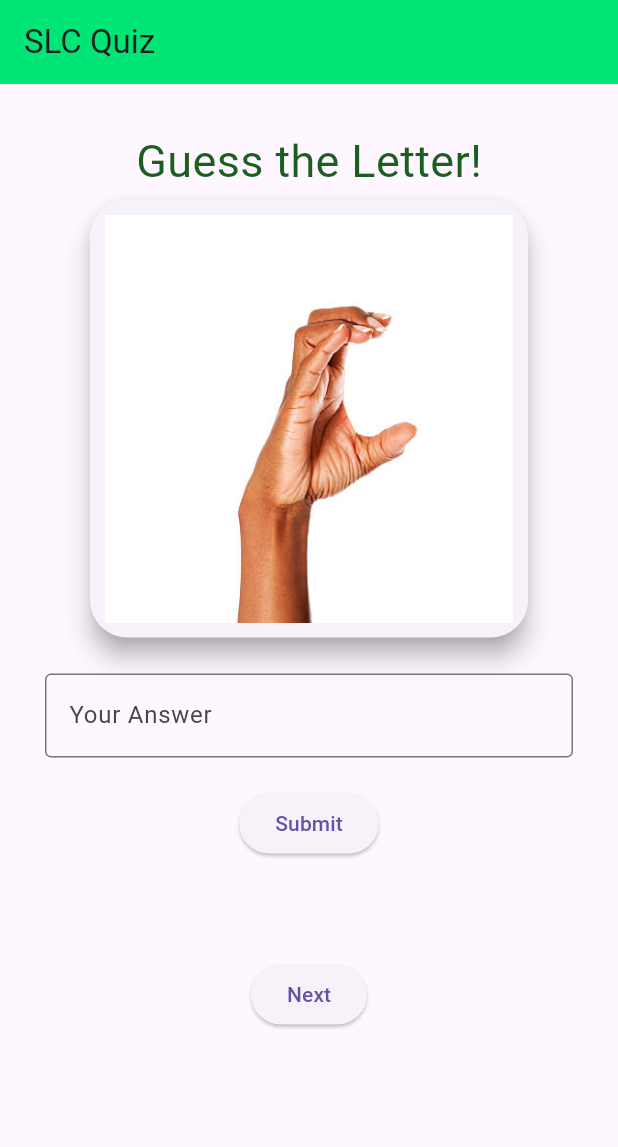
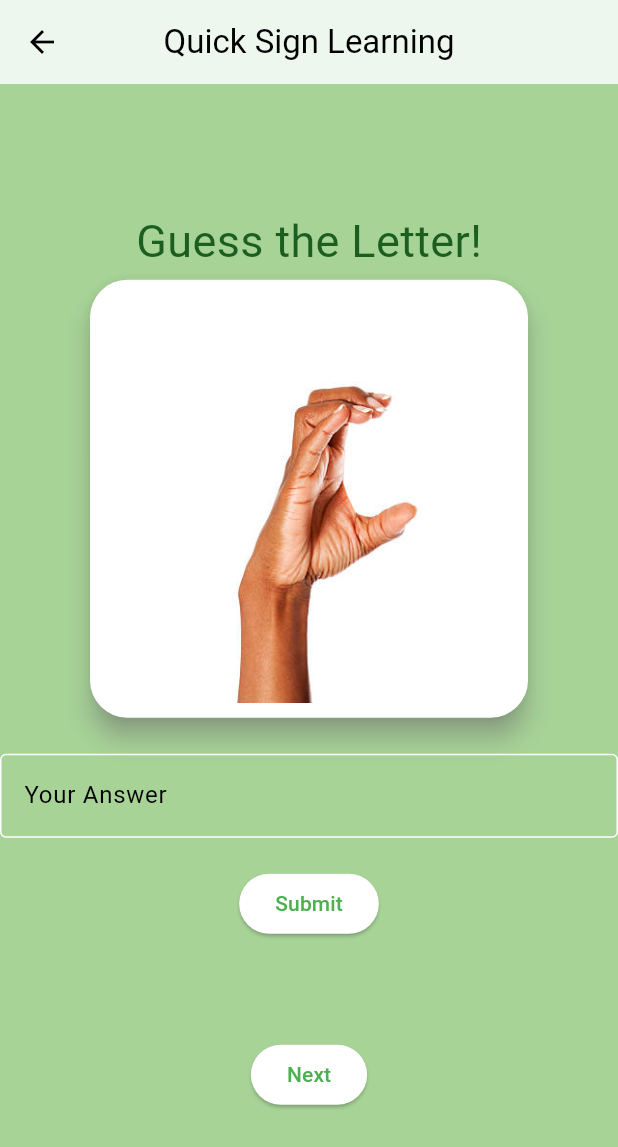
Before and after one commit to jami6/BSE24-14-Learning-Module, a Flutter app: the screen it shows after launch, after a tap on "Quiz", on a phone screen of 412 x 824 dp. Shown: the top 1147 px of the screen. Run offline on Flutter 3.47's test engine with Material 3 defaults, Android fonts, the phone set to English and light mode, and no system bars; our stand-ins replace flip_card.

Commit message:
The unused files Quiz and InputForm have been removed. More images added.

```diff
--- a/flutter_app/lib/FlashcardScreen.dart
+++ b/flutter_app/lib/FlashcardScreen.dart
@@ -64,7 +64,8 @@ class _FlashcardScreenState extends State<FlashcardScreen> {
                           child: Center(
                             child: Image.asset(jsonData[_currItem]["image"] ?? "",
                                 fit: BoxFit.cover,
-                                height: 200.0,
+                                width: 300.0,
+                                height: 400.0,
                                 alignment: Alignment.center),
                           ),
                         ),
--- a/flutter_app/lib/MyApp.dart
+++ b/flutter_app/lib/MyApp.dart
@@ -1,5 +1,4 @@
 import 'package:flutter/material.dart';
-import 'package:flutter_app/Quiz.dart';
 import 'package:flutter_app/Result.dart';
 
 class MyApp extends StatefulWidget {
@@ -55,8 +54,6 @@ class _MyAppState extends State<MyApp> {
 
   String _message = '';
 
-  //final String _correctAnswer = 'flutter';
-
   var _questionIndex = 0;
 
   var _totalScore = 0;
@@ -107,19 +104,21 @@ class _MyAppState extends State<MyApp> {
 
   @override
   Widget build(BuildContext context) {
-    return MaterialApp(
-      home: Scaffold(
+    return Scaffold(
+        backgroundColor: const Color(0xffA7D397),
         appBar: AppBar(
-          title: const Text('SLC Quiz'),
-          backgroundColor: const Color(0xFF00E676),
+          centerTitle: true,
+          title: const Text("Quick Sign Learning"),
+          elevation: 5,
         ),
-        body: Padding(
-          padding: const EdgeInsets.all(30.0),
-          child:_buildBody(),
+        body: Column(
+          mainAxisAlignment: MainAxisAlignment.center,
+          children:<Widget>[
+            _buildBody(),
+          ]
         ), //Padding
-      ), //Scaffold
-      debugShowCheckedModeBanner: false,
-    ); //MaterialApp
+      ); //Scaffold
+      //debugShowCheckedModeBanner: false;
   }
 
    Widget _buildBody()
@@ -186,12 +185,6 @@ class _MyAppState extends State<MyApp> {
             child: Text('Next'),
           ),
 
-          // Display the answers
-          // Quiz(
-          //   answerQuestion: _answerQuestion,
-          //   questionIndex: _questionIndex,
-          //   questions: _questions,
-          // ),
         ],
       );
     } else {
--- a/flutter_app/lib/MyHomePage.dart
+++ b/flutter_app/lib/MyHomePage.dart
@@ -25,7 +25,7 @@ class _MyHomePageState extends State<MyHomePage> {
             children: [
               const SizedBox(height: 20),
               const Text(
-                "What you want to learn today? ????‍????",
+                "Learn how to sign, today!!!",
                 style: TextStyle(
                     fontSize: 20,
                     fontWeight: FontWeight.bold,
--- a/flutter_app/lib/main.dart
+++ b/flutter_app/lib/main.dart
@@ -16,7 +16,7 @@ class MyApp extends StatelessWidget {
       title: 'Sign Language Learning Module',
       theme: ThemeData(
           colorScheme: ColorScheme.fromSwatch(primarySwatch: Colors.green)),
-      home: const MyHomePage(title: 'Sample Learning Module'),
+      home: const MyHomePage(title: 'Sign Language Learning Module'),
 
     );
   }
```
Also changed, not shown: flutter_app/lib/InputForm.dart (deleted, +0 -95 lines), flutter_app/lib/Quiz.dart (deleted, +0 -33 lines), flutter_app/lib/data.dart (+6 -1 lines), flutter_app/assets/images/10.jpg (added), flutter_app/assets/images/5.jpg (added), flutter_app/assets/images/7.jpg (added), flutter_app/assets/images/8.jpg (added), flutter_app/assets/images/9.jpg (added).
